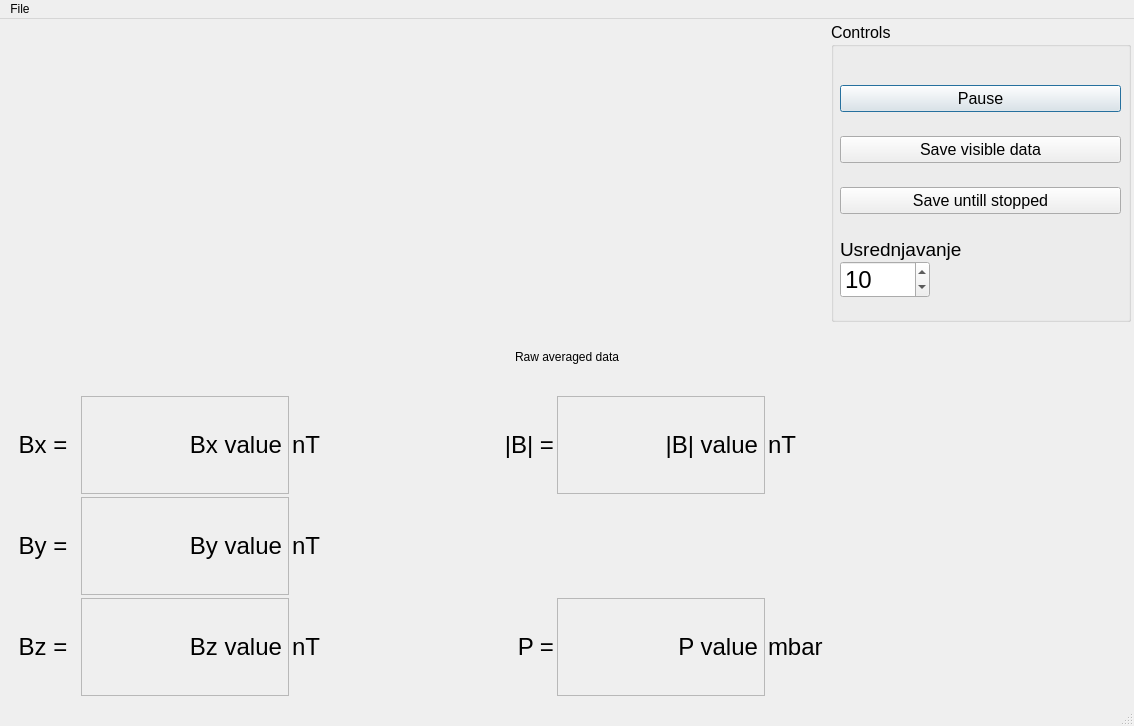
This is gui.ui in zoran-grujic/MyTwinleafVMR as Qt 5 draws it before an edit. The edited form follows.
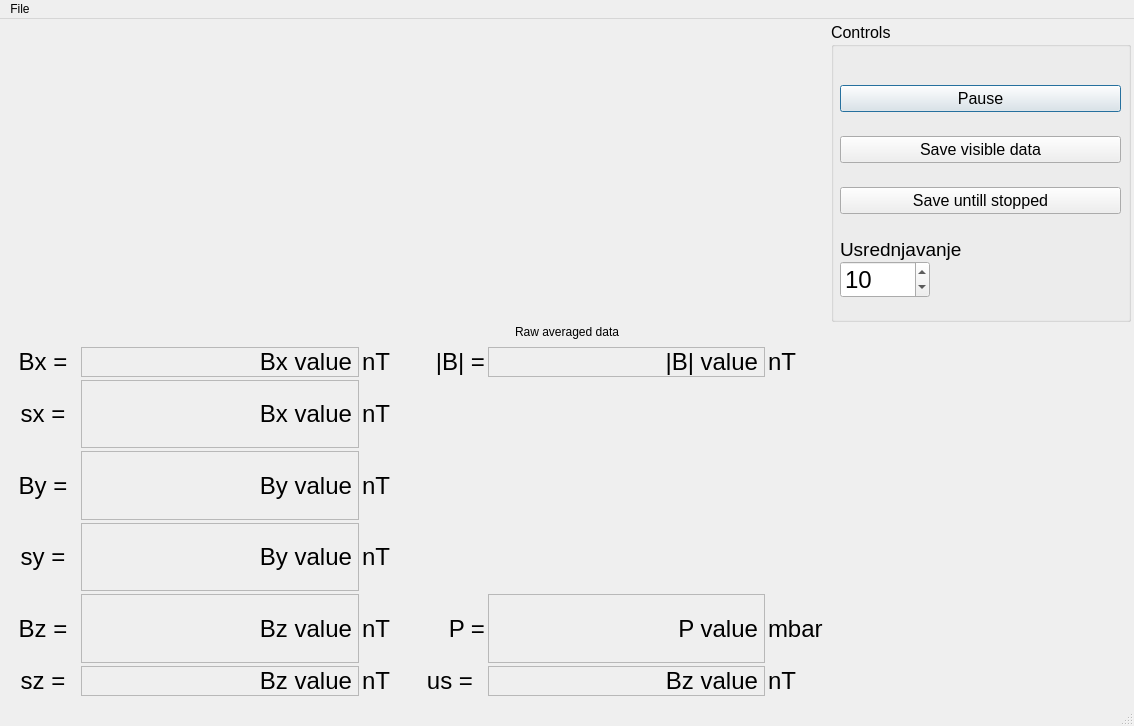
This is the edited form.

The edit to the form file:
```diff
--- a/gui.ui
+++ b/gui.ui
@@ -317,39 +317,39 @@
         <property name="bottomMargin">
          <number>5</number>
         </property>
-        <item row="1" column="5">
-         <widget class="QLabel" name="label_9">
-          <property name="maximumSize">
-           <size>
-            <width>50</width>
-            <height>16777215</height>
-           </size>
-          </property>
+        <item row="1" column="1">
+         <widget class="QLabel" name="BxsLabel">
           <property name="font">
            <font>
             <pointsize>18</pointsize>
            </font>
           </property>
+          <property name="frameShape">
+           <enum>QFrame::StyledPanel</enum>
+          </property>
           <property name="text">
-           <string>nT</string>
+           <string>Bx value</string>
+          </property>
+          <property name="alignment">
+           <set>Qt::AlignRight|Qt::AlignTrailing|Qt::AlignVCenter</set>
           </property>
          </widget>
         </item>
-        <item row="1" column="2">
-         <widget class="QLabel" name="label_2">
-          <property name="maximumSize">
-           <size>
-            <width>50</width>
-            <height>16777215</height>
-           </size>
-          </property>
+        <item row="4" column="1">
+         <widget class="QLabel" name="BzLabel">
           <property name="font">
            <font>
             <pointsize>18</pointsize>
            </font>
           </property>
+          <property name="frameShape">
+           <enum>QFrame::StyledPanel</enum>
+          </property>
           <property name="text">
-           <string>nT</string>
+           <string>Bz value</string>
+          </property>
+          <property name="alignment">
+           <set>Qt::AlignRight|Qt::AlignTrailing|Qt::AlignVCenter</set>
           </property>
          </widget>
         </item>
@@ -374,7 +374,7 @@
           </property>
          </widget>
         </item>
-        <item row="3" column="2">
+        <item row="4" column="2">
          <widget class="QLabel" name="label_6">
           <property name="font">
            <font>
@@ -386,37 +386,7 @@
           </property>
          </widget>
         </item>
-        <item row="2" column="2">
-         <widget class="QLabel" name="label_5">
-          <property name="font">
-           <font>
-            <pointsize>18</pointsize>
-           </font>
-          </property>
-          <property name="text">
-           <string>nT</string>
-          </property>
-         </widget>
-        </item>
-        <item row="1" column="1">
-         <widget class="QLabel" name="BxLabel">
-          <property name="font">
-           <font>
-            <pointsize>18</pointsize>
-           </font>
-          </property>
-          <property name="frameShape">
-           <enum>QFrame::StyledPanel</enum>
-          </property>
-          <property name="text">
-           <string>Bx value</string>
-          </property>
-          <property name="alignment">
-           <set>Qt::AlignRight|Qt::AlignTrailing|Qt::AlignVCenter</set>
-          </property>
-         </widget>
-        </item>
-        <item row="3" column="0">
+        <item row="4" column="0">
          <widget class="QLabel" name="label_4">
           <property name="maximumSize">
            <size>
@@ -437,25 +407,7 @@
           </property>
          </widget>
         </item>
-        <item row="3" column="1">
-         <widget class="QLabel" name="BzLabel">
-          <property name="font">
-           <font>
-            <pointsize>18</pointsize>
-           </font>
-          </property>
-          <property name="frameShape">
-           <enum>QFrame::StyledPanel</enum>
-          </property>
-          <property name="text">
-           <string>Bz value</string>
-          </property>
-          <property name="alignment">
-           <set>Qt::AlignRight|Qt::AlignTrailing|Qt::AlignVCenter</set>
-          </property>
-         </widget>
-        </item>
-        <item row="1" column="4">
+        <item row="0" column="5">
          <widget class="QLabel" name="BtLabel">
           <property name="font">
            <font>
@@ -473,28 +425,25 @@
           </property>
          </widget>
         </item>
-        <item row="1" column="0">
-         <widget class="QLabel" name="BxlabelE">
-          <property name="maximumSize">
-           <size>
-            <width>70</width>
-            <height>16777215</height>
-           </size>
-          </property>
+        <item row="2" column="1">
+         <widget class="QLabel" name="ByLabel">
           <property name="font">
            <font>
             <pointsize>18</pointsize>
            </font>
           </property>
+          <property name="frameShape">
+           <enum>QFrame::StyledPanel</enum>
+          </property>
           <property name="text">
-           <string>Bx =</string>
+           <string>By value</string>
           </property>
           <property name="alignment">
-           <set>Qt::AlignCenter</set>
+           <set>Qt::AlignRight|Qt::AlignTrailing|Qt::AlignVCenter</set>
           </property>
          </widget>
         </item>
-        <item row="1" column="3">
+        <item row="0" column="4">
          <widget class="QLabel" name="label_7">
           <property name="font">
            <font>
@@ -509,40 +458,7 @@
           </property>
          </widget>
         </item>
-        <item row="3" column="4">
-         <widget class="QLabel" name="PLabel">
-          <property name="font">
-           <font>
-            <pointsize>18</pointsize>
-           </font>
-          </property>
-          <property name="frameShape">
-           <enum>QFrame::StyledPanel</enum>
-          </property>
-          <property name="text">
-           <string>P value</string>
-          </property>
-          <property name="alignment">
-           <set>Qt::AlignRight|Qt::AlignTrailing|Qt::AlignVCenter</set>
-          </property>
-         </widget>
-        </item>
-        <item row="3" column="3">
-         <widget class="QLabel" name="label_8">
-          <property name="font">
-           <font>
-            <pointsize>18</pointsize>
-           </font>
-          </property>
-          <property name="text">
-           <string>P =</string>
-          </property>
-          <property name="alignment">
-           <set>Qt::AlignRight|Qt::AlignTrailing|Qt::AlignVCenter</set>
-          </property>
-         </widget>
-        </item>
-        <item row="3" column="5">
+        <item row="4" column="6">
          <widget class="QLabel" name="label_10">
           <property name="font">
            <font>
@@ -554,8 +470,41 @@
           </property>
          </widget>
         </item>
-        <item row="2" column="1">
-         <widget class="QLabel" name="ByLabel">
+        <item row="4" column="4">
+         <widget class="QLabel" name="label_8">
+          <property name="font">
+           <font>
+            <pointsize>18</pointsize>
+           </font>
+          </property>
+          <property name="text">
+           <string>P =</string>
+          </property>
+          <property name="alignment">
+           <set>Qt::AlignRight|Qt::AlignTrailing|Qt::AlignVCenter</set>
+          </property>
+         </widget>
+        </item>
+        <item row="0" column="2">
+         <widget class="QLabel" name="label_2">
+          <property name="maximumSize">
+           <size>
+            <width>50</width>
+            <height>16777215</height>
+           </size>
+          </property>
+          <property name="font">
+           <font>
+            <pointsize>18</pointsize>
+           </font>
+          </property>
+          <property name="text">
+           <string>nT</string>
+          </property>
+         </widget>
+        </item>
+        <item row="0" column="1">
+         <widget class="QLabel" name="BxLabel">
           <property name="font">
            <font>
             <pointsize>18</pointsize>
@@ -565,14 +514,14 @@
            <enum>QFrame::StyledPanel</enum>
           </property>
           <property name="text">
-           <string>By value</string>
+           <string>Bx value</string>
           </property>
           <property name="alignment">
            <set>Qt::AlignRight|Qt::AlignTrailing|Qt::AlignVCenter</set>
           </property>
          </widget>
         </item>
-        <item row="1" column="6" rowspan="3">
+        <item row="1" column="7" rowspan="4">
          <widget class="QWidget" name="AplaceholderWidget" native="true">
           <property name="sizePolicy">
            <sizepolicy hsizetype="Fixed" vsizetype="Fixed">
@@ -594,6 +543,267 @@
           </property>
          </widget>
         </item>
+        <item row="0" column="6">
+         <widget class="QLabel" name="label_9">
+          <property name="maximumSize">
+           <size>
+            <width>50</width>
+            <height>16777215</height>
+           </size>
+          </property>
+          <property name="font">
+           <font>
+            <pointsize>18</pointsize>
+           </font>
+          </property>
+          <property name="text">
+           <string>nT</string>
+          </property>
+         </widget>
+        </item>
+        <item row="4" column="5">
+         <widget class="QLabel" name="PLabel">
+          <property name="font">
+           <font>
+            <pointsize>18</pointsize>
+           </font>
+          </property>
+          <property name="frameShape">
+           <enum>QFrame::StyledPanel</enum>
+          </property>
+          <property name="text">
+           <string>P value</string>
+          </property>
+          <property name="alignment">
+           <set>Qt::AlignRight|Qt::AlignTrailing|Qt::AlignVCenter</set>
+          </property>
+         </widget>
+        </item>
+        <item row="3" column="1">
+         <widget class="QLabel" name="BysLabel">
+          <property name="font">
+           <font>
+            <pointsize>18</pointsize>
+           </font>
+          </property>
+          <property name="frameShape">
+           <enum>QFrame::StyledPanel</enum>
+          </property>
+          <property name="text">
+           <string>By value</string>
+          </property>
+          <property name="alignment">
+           <set>Qt::AlignRight|Qt::AlignTrailing|Qt::AlignVCenter</set>
+          </property>
+         </widget>
+        </item>
+        <item row="2" column="2">
+         <widget class="QLabel" name="label_5">
+          <property name="font">
+           <font>
+            <pointsize>18</pointsize>
+           </font>
+          </property>
+          <property name="text">
+           <string>nT</string>
+          </property>
+         </widget>
+        </item>
+        <item row="3" column="2">
+         <widget class="QLabel" name="label_13">
+          <property name="font">
+           <font>
+            <pointsize>18</pointsize>
+           </font>
+          </property>
+          <property name="text">
+           <string>nT</string>
+          </property>
+         </widget>
+        </item>
+        <item row="5" column="1">
+         <widget class="QLabel" name="BzsLabel">
+          <property name="font">
+           <font>
+            <pointsize>18</pointsize>
+           </font>
+          </property>
+          <property name="frameShape">
+           <enum>QFrame::StyledPanel</enum>
+          </property>
+          <property name="text">
+           <string>Bz value</string>
+          </property>
+          <property name="alignment">
+           <set>Qt::AlignRight|Qt::AlignTrailing|Qt::AlignVCenter</set>
+          </property>
+         </widget>
+        </item>
+        <item row="5" column="0">
+         <widget class="QLabel" name="label_14">
+          <property name="maximumSize">
+           <size>
+            <width>70</width>
+            <height>16777215</height>
+           </size>
+          </property>
+          <property name="font">
+           <font>
+            <pointsize>18</pointsize>
+           </font>
+          </property>
+          <property name="text">
+           <string>sz =</string>
+          </property>
+          <property name="alignment">
+           <set>Qt::AlignCenter</set>
+          </property>
+         </widget>
+        </item>
+        <item row="0" column="0">
+         <widget class="QLabel" name="BxlabelE">
+          <property name="maximumSize">
+           <size>
+            <width>70</width>
+            <height>16777215</height>
+           </size>
+          </property>
+          <property name="font">
+           <font>
+            <pointsize>18</pointsize>
+           </font>
+          </property>
+          <property name="text">
+           <string>Bx =</string>
+          </property>
+          <property name="alignment">
+           <set>Qt::AlignCenter</set>
+          </property>
+         </widget>
+        </item>
+        <item row="1" column="2">
+         <widget class="QLabel" name="label_11">
+          <property name="maximumSize">
+           <size>
+            <width>50</width>
+            <height>16777215</height>
+           </size>
+          </property>
+          <property name="font">
+           <font>
+            <pointsize>18</pointsize>
+           </font>
+          </property>
+          <property name="text">
+           <string>nT</string>
+          </property>
+         </widget>
+        </item>
+        <item row="3" column="0">
+         <widget class="QLabel" name="label_12">
+          <property name="maximumSize">
+           <size>
+            <width>70</width>
+            <height>16777215</height>
+           </size>
+          </property>
+          <property name="font">
+           <font>
+            <pointsize>18</pointsize>
+           </font>
+          </property>
+          <property name="text">
+           <string>sy =</string>
+          </property>
+          <property name="alignment">
+           <set>Qt::AlignCenter</set>
+          </property>
+         </widget>
+        </item>
+        <item row="1" column="0">
+         <widget class="QLabel" name="Bxslabel">
+          <property name="maximumSize">
+           <size>
+            <width>70</width>
+            <height>16777215</height>
+           </size>
+          </property>
+          <property name="font">
+           <font>
+            <pointsize>18</pointsize>
+           </font>
+          </property>
+          <property name="text">
+           <string>sx =</string>
+          </property>
+          <property name="alignment">
+           <set>Qt::AlignCenter</set>
+          </property>
+         </widget>
+        </item>
+        <item row="5" column="2">
+         <widget class="QLabel" name="label_15">
+          <property name="font">
+           <font>
+            <pointsize>18</pointsize>
+           </font>
+          </property>
+          <property name="text">
+           <string>nT</string>
+          </property>
+         </widget>
+        </item>
+        <item row="5" column="4">
+         <widget class="QLabel" name="label_16">
+          <property name="maximumSize">
+           <size>
+            <width>70</width>
+            <height>16777215</height>
+           </size>
+          </property>
+          <property name="font">
+           <font>
+            <pointsize>18</pointsize>
+           </font>
+          </property>
+          <property name="text">
+           <string>us =</string>
+          </property>
+          <property name="alignment">
+           <set>Qt::AlignCenter</set>
+          </property>
+         </widget>
+        </item>
+        <item row="5" column="5">
+         <widget class="QLabel" name="BusLabel">
+          <property name="font">
+           <font>
+            <pointsize>18</pointsize>
+           </font>
+          </property>
+          <property name="frameShape">
+           <enum>QFrame::StyledPanel</enum>
+          </property>
+          <property name="text">
+           <string>Bz value</string>
+          </property>
+          <property name="alignment">
+           <set>Qt::AlignRight|Qt::AlignTrailing|Qt::AlignVCenter</set>
+          </property>
+         </widget>
+        </item>
+        <item row="5" column="6">
+         <widget class="QLabel" name="label_17">
+          <property name="font">
+           <font>
+            <pointsize>18</pointsize>
+           </font>
+          </property>
+          <property name="text">
+           <string>nT</string>
+          </property>
+         </widget>
+        </item>
        </layout>
       </item>
      </layout>
@@ -609,7 +819,7 @@
      <x>0</x>
      <y>0</y>
      <width>1134</width>
-     <height>26</height>
+     <height>21</height>
     </rect>
    </property>
    <widget class="QMenu" name="menuFile">
```
